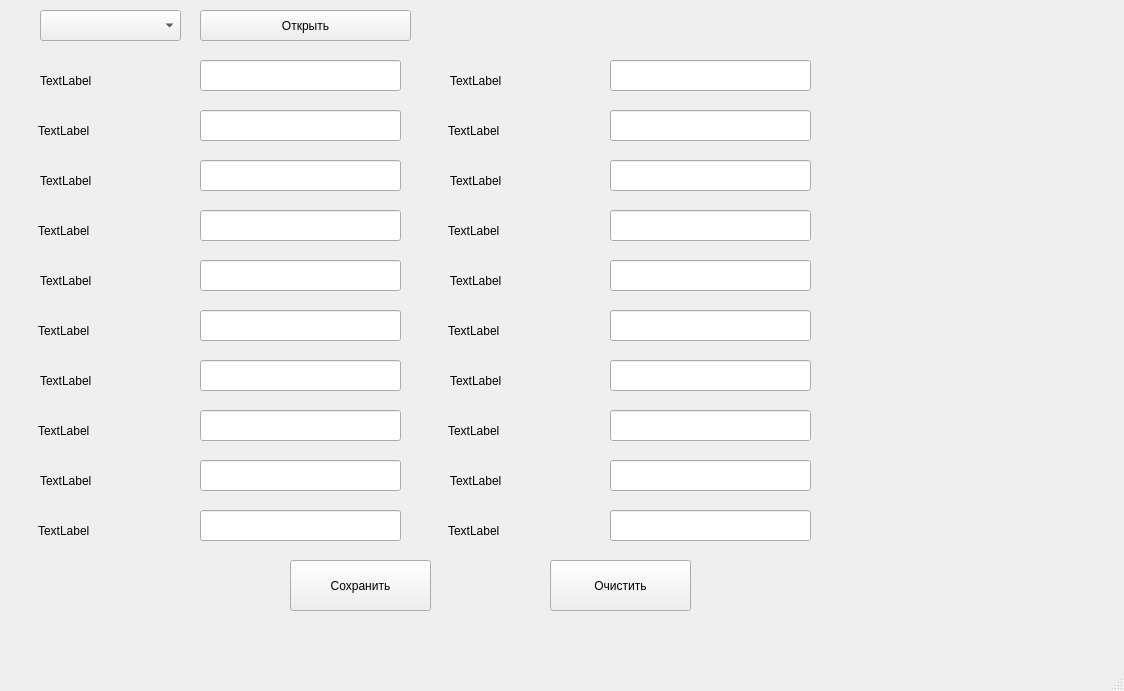
VideoDanilka/PyQT_Project, file project_window.ui: the form before one commit.
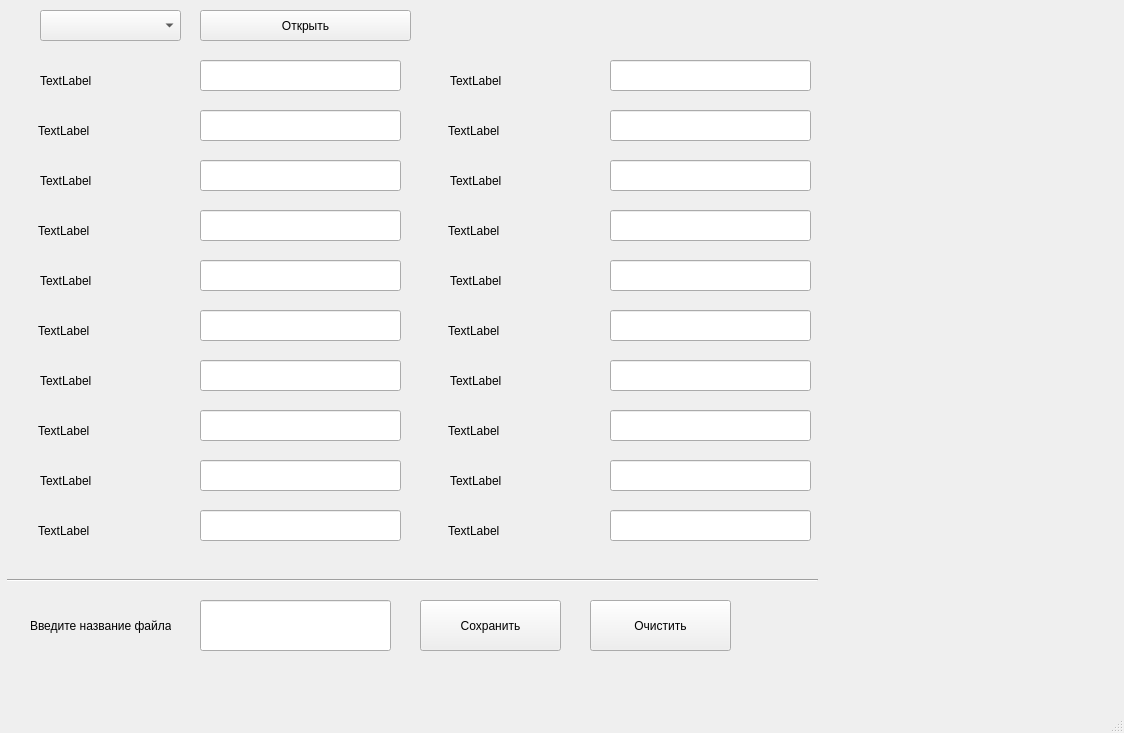
The form after the commit.

Commit message: data_base

The edit to the form file:
```diff
--- a/project_window.ui
+++ b/project_window.ui
@@ -7,7 +7,7 @@
     <x>0</x>
     <y>0</y>
     <width>1124</width>
-    <height>691</height>
+    <height>733</height>
    </rect>
   </property>
   <property name="windowTitle">
@@ -503,8 +503,8 @@
    <widget class="QPushButton" name="pushButton_2">
     <property name="geometry">
      <rect>
-      <x>290</x>
-      <y>560</y>
+      <x>420</x>
+      <y>600</y>
       <width>141</width>
       <height>51</height>
      </rect>
@@ -516,8 +516,8 @@
    <widget class="QPushButton" name="pushButton_3">
     <property name="geometry">
      <rect>
-      <x>550</x>
-      <y>560</y>
+      <x>590</x>
+      <y>600</y>
       <width>141</width>
       <height>51</height>
      </rect>
@@ -526,6 +526,42 @@
      <string>Очистить</string>
     </property>
    </widget>
+   <widget class="Line" name="line">
+    <property name="geometry">
+     <rect>
+      <x>7</x>
+      <y>570</y>
+      <width>811</width>
+      <height>20</height>
+     </rect>
+    </property>
+    <property name="orientation">
+     <enum>Qt::Horizontal</enum>
+    </property>
+   </widget>
+   <widget class="QLineEdit" name="lineEdit_21">
+    <property name="geometry">
+     <rect>
+      <x>200</x>
+      <y>600</y>
+      <width>191</width>
+      <height>51</height>
+     </rect>
+    </property>
+   </widget>
+   <widget class="QLabel" name="label_21">
+    <property name="geometry">
+     <rect>
+      <x>30</x>
+      <y>610</y>
+      <width>141</width>
+      <height>31</height>
+     </rect>
+    </property>
+    <property name="text">
+     <string>Введите название файла:</string>
+    </property>
+   </widget>
   </widget>
   <widget class="QMenuBar" name="menubar">
    <property name="geometry">
```
The commit also changes 2 other files.
